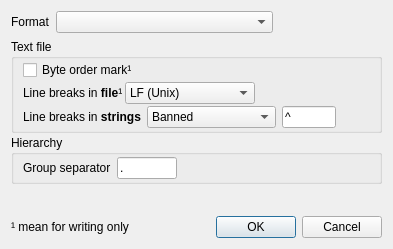
Above: UTranslator/FmFileFormat.ui from Mercury13/utranslator before the change. Below: the same form after it.
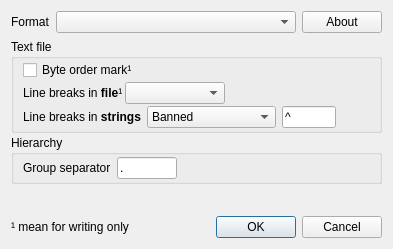
That is the form after the change.

The edit to the form file:
```diff
--- a/UTranslator/FmFileFormat.ui
+++ b/UTranslator/FmFileFormat.ui
@@ -15,7 +15,7 @@
   </property>
   <layout class="QVBoxLayout" name="verticalLayout">
    <item>
-    <layout class="QHBoxLayout" name="horizontalLayout" stretch="0,2,1">
+    <layout class="QHBoxLayout" name="horizontalLayout" stretch="0,2,0">
      <item>
       <widget class="QLabel" name="lbFormat">
        <property name="text">
@@ -27,17 +27,11 @@
       <widget class="QComboBox" name="comboFormat"/>
      </item>
      <item>
-      <spacer name="horizontalSpacer">
-       <property name="orientation">
-        <enum>Qt::Horizontal</enum>
+      <widget class="QPushButton" name="btAbout">
+       <property name="text">
+        <string>About</string>
        </property>
-       <property name="sizeHint" stdset="0">
-        <size>
-         <width>40</width>
-         <height>20</height>
-        </size>
-       </property>
-      </spacer>
+      </widget>
      </item>
     </layout>
    </item>
@@ -55,7 +49,7 @@
         <x>0</x>
         <y>0</y>
         <width>375</width>
-        <height>172</height>
+        <height>169</height>
        </rect>
       </property>
       <layout class="QVBoxLayout" name="verticalLayout_2">
@@ -113,16 +107,6 @@
                 <height>0</height>
                </size>
               </property>
-              <item>
-               <property name="text">
-                <string>LF (Unix)</string>
-               </property>
-              </item>
-              <item>
-               <property name="text">
-                <string>CR+LF (Windows)</string>
-               </property>
-              </item>
              </widget>
             </item>
             <item>
```
Left out of the diff: 4 changed lines with no effect on the pictures.
